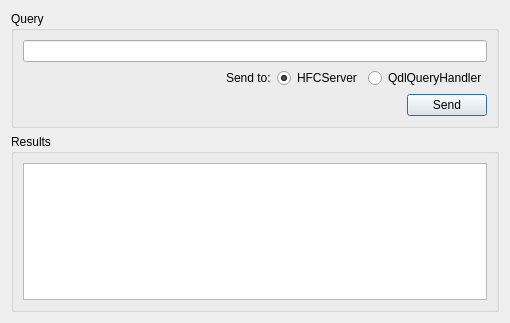
Qt form subarchitectures/default.sa/trunk/src/c++/def/components/Tester/TesterDialog.ui (marc-hanheide/cogx) before a commit.
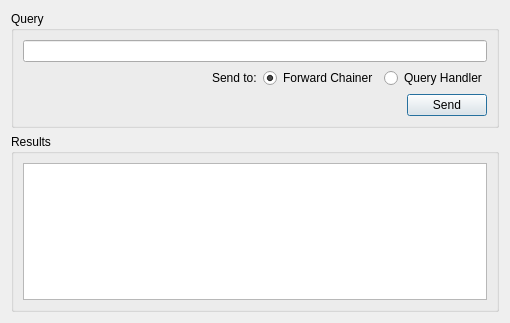
The same form after that commit.

The edit to the form file:
```diff
--- a/subarchitectures/default.sa/trunk/src/c++/def/components/Tester/TesterDialog.ui
+++ b/subarchitectures/default.sa/trunk/src/c++/def/components/Tester/TesterDialog.ui
@@ -48,7 +48,7 @@
         <item>
          <widget class="QRadioButton" name="hfcServerRadioButton">
           <property name="text">
-           <string>HFCServer</string>
+           <string>Forward Chainer</string>
           </property>
           <property name="checked">
            <bool>true</bool>
@@ -58,7 +58,7 @@
         <item>
          <widget class="QRadioButton" name="qdlQueryHandlerRadioButton">
           <property name="text">
-           <string>QdlQueryHandler</string>
+           <string>Query Handler</string>
           </property>
          </widget>
         </item>
```
Left out of the diff: 4 changed lines with no effect on the pictures.
